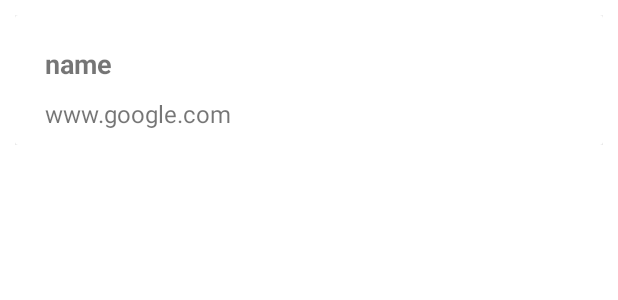
After one commit to vrajendraBhavsar/Retrofit_Hilt_YetAnotherDev, an Android app: the layout data_view.xml on its own in the app's theme, with its tools: preview values and no code run, on a phone screen of 412 x 824 dp. The commit adds this screen. Shown: the top 300 px of the screen. Run offline under Robolectric (Android 15) with nearby library versions, the phone set to English and light mode, and no system bars; network calls fail.

Commit message:
- Added paging dependency. - Created RecyclerView and adapter to display data,

```diff
--- a/app/build.gradle
+++ b/app/build.gradle
@@ -73,4 +73,8 @@ dependencies {
     //Glide
     implementation 'com.github.bumptech.glide:glide:4.12.0'
     kapt 'com.github.bumptech.glide:compiler:4.12.0'
+    //paging - EDMT dev
+    implementation 'com.github.Batterii:PagingRecycler:v1.1.1'
+    //adding paging
+//    implementation "android.arch.paging:runtime:1.0.1"
 }
--- a/app/src/main/java/com/example/retrofit_hilt/repositories/DataRepository.kt
+++ b/app/src/main/java/com/example/retrofit_hilt/repositories/DataRepository.kt
@@ -5,8 +5,8 @@ import com.example.retrofit_hilt.network.ApiService
 import javax.inject.Inject
 
 class DataRepository @Inject constructor(private val apiService: ApiService) { // repo will used to get data ..from Api response we get
-    suspend fun getPublicRepositories(): GitHubDataModel { // calling Interface ni method
-        return apiService.getPublicRepositories()
+    suspend fun getPublicRepositories(page: Int): GitHubDataModel { // calling Interface ni method
+        return apiService.getPublicRepositories(page = page)
     }
 }
 
--- a/app/src/main/java/com/example/retrofit_hilt/ui/main/MainViewModel.kt
+++ b/app/src/main/java/com/example/retrofit_hilt/ui/main/MainViewModel.kt
@@ -30,9 +30,9 @@ class MainViewModel @Inject constructor(private val dataUseCase: DataUseCase) :
     private val _githubDataModelLiveData = MutableLiveData<ResultData<GitHubDataModel>>()
     internal val githubDataModelLiveData: LiveData<ResultData<GitHubDataModel>> = _githubDataModelLiveData
 
-    fun getRepositoriesList() {
+    fun getRepositoriesList(page: Int) {
         val job: Job = GlobalScope.launch(Dispatchers.IO) {
-            _githubDataModelLiveData.postValue(dataUseCase.getRepositoriesList())
+            _githubDataModelLiveData.postValue(dataUseCase.getRepositoriesList(page = page))
         }
     }
 }
--- a/app/src/main/java/com/example/retrofit_hilt/usecase/DataUsecase.kt
+++ b/app/src/main/java/com/example/retrofit_hilt/usecase/DataUsecase.kt
@@ -6,8 +6,8 @@ import com.example.retrofit_hilt.repositories.DataRepository
 import javax.inject.Inject
 
 class DataUseCase @Inject constructor(private val dataRepository: DataRepository) {
-    suspend fun getRepositoriesList(): ResultData<GitHubDataModel> {
-        val publicRepositories = dataRepository.getPublicRepositories()
+    suspend fun getRepositoriesList(page: Int): ResultData<GitHubDataModel> {
+        val publicRepositories = dataRepository.getPublicRepositories(page = page)
 
         val resultData = if (!publicRepositories.isNullOrEmpty()) {
             ResultData.Success(publicRepositories) // we will use Sealed class here..for success
--- a/app/src/main/java/com/example/retrofit_hilt/utility/NetworkUtility.kt
+++ b/app/src/main/java/com/example/retrofit_hilt/utility/NetworkUtility.kt
@@ -1,6 +1,8 @@
 package com.example.retrofit_hilt.utility
 // https://api.github.com/repositories
+//https://api.github.com/search/repositories?q=tetris+language:assembly&page=1&per_page=10
 object NetworkUtility {
     const val BASE_URL = "https://api.github.com/"
+//    const val URL_REPOSITORIES = "search/repositories?q=tetris+language:assembly"
     const val URL_REPOSITORIES = "repositories"
 }
--- /dev/null
+++ b/app/src/main/res/layout/data_view.xml
@@ -0,0 +1,49 @@
+<?xml version="1.0" encoding="utf-8"?>
+<androidx.constraintlayout.widget.ConstraintLayout xmlns:android="http://schemas.android.com/apk/res/android"
+    xmlns:app="http://schemas.android.com/apk/res-auto"
+    android:layout_width="match_parent"
+    android:layout_height="wrap_content"
+    android:layout_margin="10dp">
+
+    <androidx.cardview.widget.CardView
+        android:layout_width="match_parent"
+        android:layout_height="match_parent"
+        app:layout_constraintBottom_toBottomOf="parent"
+        app:layout_constraintEnd_toEndOf="parent"
+        app:layout_constraintStart_toStartOf="parent"
+        app:layout_constraintTop_toTopOf="parent">
+
+        <androidx.constraintlayout.widget.ConstraintLayout
+            android:id="@+id/cardView"
+            android:layout_width="match_parent"
+            android:layout_height="match_parent"
+            android:layout_margin="10dp">
+
+            <TextView
+                android:id="@+id/tvFullName"
+                android:layout_width="wrap_content"
+                android:layout_height="wrap_content"
+                android:layout_marginHorizontal="10dp"
+                android:layout_marginVertical="10dp"
+                android:text="name"
+                android:textSize="18sp"
+                android:textStyle="bold"
+                app:layout_constraintStart_toStartOf="@id/cardView"
+                app:layout_constraintTop_toTopOf="@id/cardView" />
+
+            <TextView
+                android:id="@+id/tvUrl"
+                android:layout_width="wrap_content"
+                android:layout_height="wrap_content"
+                android:layout_marginHorizontal="10dp"
+                android:layout_marginVertical="10dp"
+                android:text="www.google.com"
+                android:textSize="16sp"
+                app:layout_constraintStart_toStartOf="@id/cardView"
+                app:layout_constraintTop_toBottomOf="@id/tvFullName" />
+
+        </androidx.constraintlayout.widget.ConstraintLayout>
+
+    </androidx.cardview.widget.CardView>
+
+</androidx.constraintlayout.widget.ConstraintLayout>
--- a/build.gradle
+++ b/build.gradle
@@ -3,6 +3,7 @@ buildscript {
     repositories {
         google()
         mavenCentral()
+        maven { url "https://jitpack.io" }
     }
     dependencies {
         classpath "com.android.tools.build:gradle:7.0.2"
```
Also changed, not shown: app/src/main/java/com/example/retrofit_hilt/adapter/DataAdapter.kt (added, +80 -0 lines), app/src/main/java/com/example/retrofit_hilt/network/ApiService.kt (+5 -2 lines), app/src/main/java/com/example/retrofit_hilt/test/Animal.kt (deleted, +0 -5 lines), app/src/main/java/com/example/retrofit_hilt/test/CompareAnimalTest.kt (deleted, +0 -13 lines), app/src/main/java/com/example/retrofit_hilt/test/Dog.kt (deleted, +0 -5 lines), app/src/main/java/com/example/retrofit_hilt/test/Spider.kt (deleted, +0 -5 lines), app/src/main/java/com/example/retrofit_hilt/test/Variance.kt (deleted, +0 -36 lines), app/src/main/java/com/example/retrofit_hilt/ui/main/MainFragment.kt (+28 -7 lines), app/src/main/res/layout/fragment_main.xml (+31 -5 lines).
